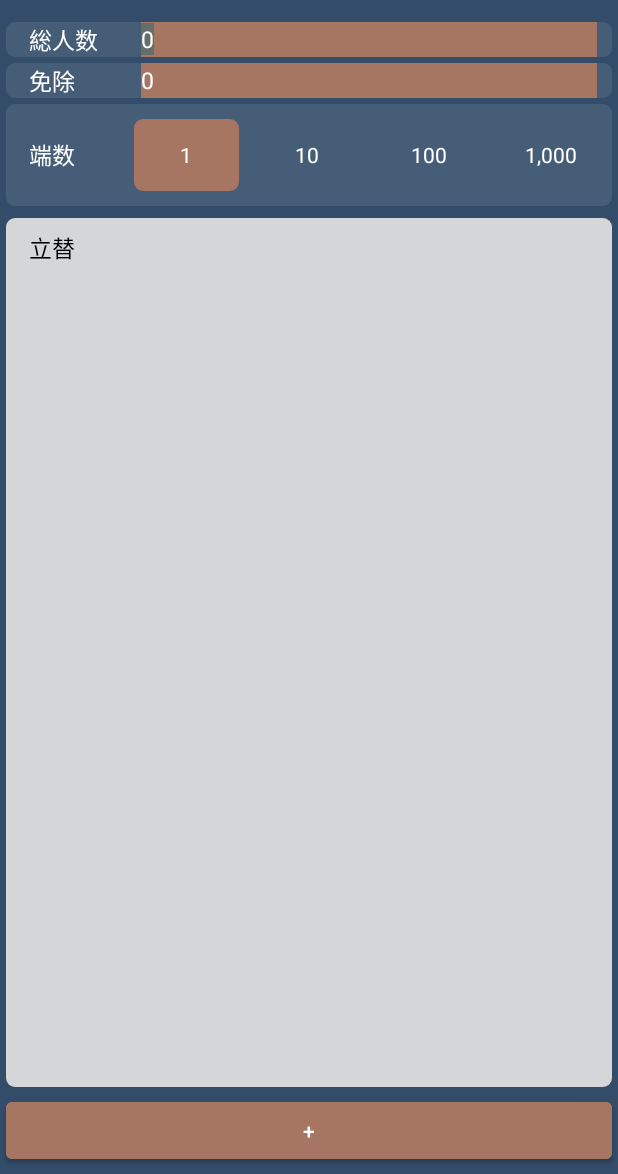
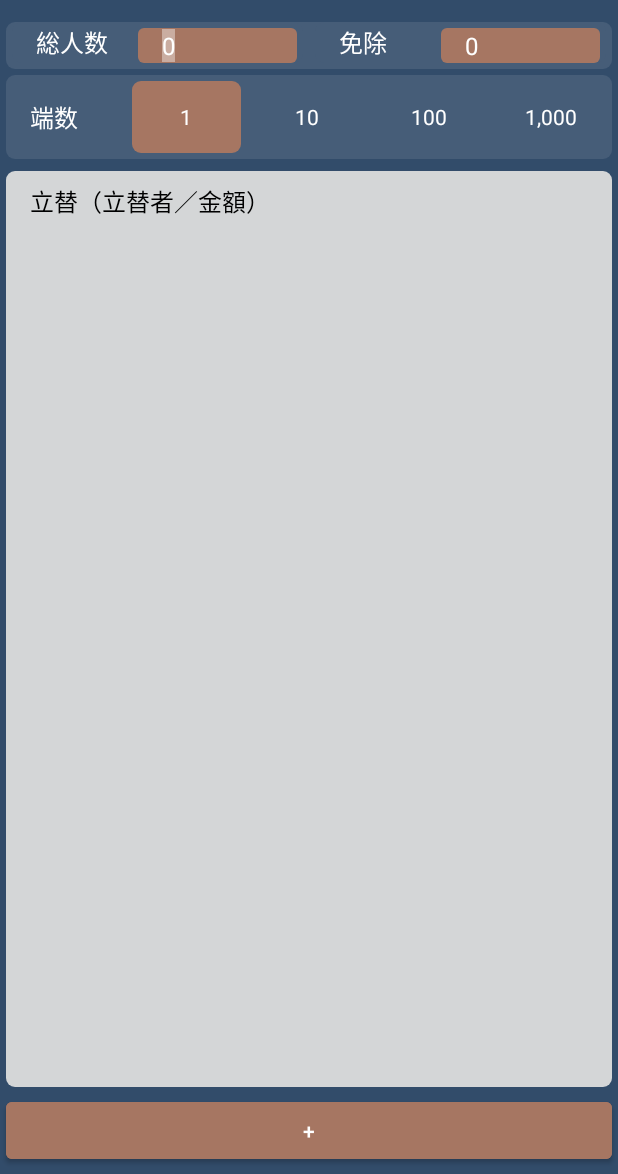
Before and after one commit to Moboko-Co/DutchPayCalc, an Android app: the screen it shows after launch (MainActivity), after a tap on "計算", on a phone screen of 412 x 824 dp, the part 62-1236 px from its top. Run offline under Robolectric (Android 15) with nearby library versions, the phone set to English and light mode, and no system bars.

Commit message:
210615 デザイン整理

```diff
--- a/app/src/main/java/com/moboko/myapplication/MainActivity.java
+++ b/app/src/main/java/com/moboko/myapplication/MainActivity.java
@@ -27,6 +27,7 @@ import android.widget.ListView;
 import android.widget.RadioGroup;
 import android.widget.Toast;
 
+import com.google.android.material.dialog.MaterialAlertDialogBuilder;
 import com.moboko.myapplication.entity.ItemList;
 import com.moboko.myapplication.entity.ResultsItemList;
 import com.moboko.myapplication.utils.CommonConsts;
@@ -63,12 +64,25 @@ public class MainActivity extends AppCompatActivity implements CalcFragment.Calc
                 //入力された値の取得
 
                 // 総人数
-                int allPeople = Integer.parseInt(String.valueOf(allPeopleEditText.getText()));
-                int ignorePeople = Integer.parseInt(String.valueOf(ignorePeopleEditText.getText()));
+                String allPeopleSt = String.valueOf(allPeopleEditText.getText());
+                String ignorePeopleSt = String.valueOf(ignorePeopleEditText.getText());
+
+                if(allPeopleSt.isEmpty()) allPeopleSt = "0";
+                if(ignorePeopleSt.isEmpty()) ignorePeopleSt = "0";
+                int allPeople = Integer.parseInt(allPeopleSt);
+                int ignorePeople = Integer.parseInt(ignorePeopleSt);
+
+                // 明細
+                ArrayList<ResultsItemList> resultsItemLists = new ArrayList<>();
+                int itemListCnt = adapter.getCount();
 
                 // 総人数 値チェック
                 if (allPeople == 0) {
                     ShowErrorToast.printErrorToast(this, RESULTS_ALL_PEOPLE, VALUE_ZERO);
+                    return true;
+                }
+                if(itemListCnt == 0){
+                    ShowErrorToast.printErrorToast(this, RESULTS_DETAIL, DETAIL_ZERO);
                     return true;
                 }
 
@@ -105,10 +119,6 @@ public class MainActivity extends AppCompatActivity implements CalcFragment.Calc
                         break;
                 }
 
-                // 明細
-                ArrayList<ResultsItemList> resultsItemLists = new ArrayList<>();
-                int itemListCnt = adapter.getCount();
-
                 // 明細取得
                 for (int i = 0; i < itemListCnt; i++) {
                     ItemList itemList = (ItemList) adapter.getItem(i);
@@ -129,7 +139,7 @@ public class MainActivity extends AppCompatActivity implements CalcFragment.Calc
                 intent.putExtra(RESULTS_DETAIL, resultsItemLists);
                 intent.putExtra(RESULTS_IGNORE_PEOPLE, ignorePeople);
 
-                new AlertDialog.Builder(MainActivity.this)
+                new MaterialAlertDialogBuilder(MainActivity.this)
                         .setTitle(ALERT_TITLE_RESULTS)
                         .setMessage(ALERT_MESSAGE_RESULTS)
                         .setPositiveButton(ALERT_YES, new DialogInterface.OnClickListener() {
--- a/app/src/main/java/com/moboko/myapplication/utils/ShowErrorToast.java
+++ b/app/src/main/java/com/moboko/myapplication/utils/ShowErrorToast.java
@@ -12,6 +12,9 @@ public class ShowErrorToast {
             case VALUE_ZERO:
                 errorMessage = errorParts + "に0は設定できません";
                 break;
+            case DETAIL_ZERO:
+                errorMessage = errorParts + "は1件以上設定してください";
+                break;
             case DETAIL_MAX:
                 errorMessage = ERROR_MAX_DETAIL;
                 break;
--- /dev/null
+++ b/app/src/main/res/drawable/et_round.xml
@@ -0,0 +1,15 @@
+<?xml version="1.0" encoding="utf-8"?>
+<selector xmlns:android="http://schemas.android.com/apk/res/android">
+    <item>
+
+        <shape android:shape="rectangle">
+            <corners
+                android:topLeftRadius="4dp"
+                android:topRightRadius="4dp"
+                android:bottomLeftRadius="4dp"
+                android:bottomRightRadius="4dp"
+                />
+            <solid android:color="@color/theme_c4" />
+        </shape>
+    </item>
+</selector>
--- a/app/src/main/res/layout/activity_main.xml
+++ b/app/src/main/res/layout/activity_main.xml
@@ -20,8 +20,14 @@
         android:layout_below="@id/tool_bar_main"
         android:background="?attr/colorPrimary"
         android:orientation="vertical">
+
+        <LinearLayout
+            style="@style/main_ll_head"
+            android:layout_marginHorizontal="4dp"
+            android:layout_marginBottom="4dp">
+
             <LinearLayout
-                style="@style/main_ll_head"
+                style="@style/main_ll_detail"
                 android:layout_marginHorizontal="4dp"
                 android:layout_marginBottom="4dp">
 
@@ -30,14 +36,16 @@
                     android:text="@string/all_people"></TextView>
 
                 <EditText
+                    android:id="@+id/all_people_et"
+                    style="@style/main_et_digit"
                     android:layout_width="match_parent"
                     android:layout_height="match_parent"
-                    android:id="@+id/all_people_et"
-                    style="@style/main_et_digit"
-                    android:layout_marginHorizontal="10dp"></EditText>
+                    android:layout_marginHorizontal="4dp"
+                    android:layout_marginTop="4dp"></EditText>
             </LinearLayout>
+
             <LinearLayout
-                style="@style/main_ll_head"
+                style="@style/main_ll_detail"
                 android:layout_marginHorizontal="4dp"
                 android:layout_marginBottom="4dp">
 
@@ -46,12 +54,14 @@
                     android:text="@string/ignore_people"></TextView>
 
                 <EditText
+                    android:id="@+id/ignore_people_et"
+                    style="@style/main_et_digit"
                     android:layout_width="match_parent"
                     android:layout_height="match_parent"
-                    android:id="@+id/ignore_people_et"
-                    style="@style/main_et_digit"
-                    android:layout_marginHorizontal="10dp"></EditText>
+                    android:layout_marginHorizontal="4dp"
+                    android:layout_marginTop="4dp"></EditText>
             </LinearLayout>
+        </LinearLayout>
 
         <LinearLayout
             style="@style/main_ll_head"
--- a/app/src/main/res/layout/item_view.xml
+++ b/app/src/main/res/layout/item_view.xml
@@ -7,9 +7,10 @@
     <Spinner
         android:layout_width="0dp"
         android:layout_weight="2"
-        android:layout_height="wrap_content"
+        android:layout_height="match_parent"
         android:spinnerMode="dialog"
-        android:backgroundTint="@color/black"
+        style="@style/mySpinnerStyle"
+        android:layout_margin="4dp"
         android:id="@+id/prepay_sp">
     </Spinner>
     <EditText
--- a/app/src/main/res/layout/payment_item_view.xml
+++ b/app/src/main/res/layout/payment_item_view.xml
@@ -9,12 +9,16 @@
         android:layout_weight="1"
         android:layout_height="match_parent"
         style="@style/iv_result"
+        android:background="@drawable/rt_round"
+        android:layout_margin="4dp"
         android:id="@+id/tv_from_pay_people">
     </TextView>
     <TextView
         android:layout_width="0dp"
         android:layout_weight="1"
         android:layout_height="match_parent"
+        android:background="@drawable/rt_round"
+        android:layout_margin="4dp"
         style="@style/iv_result"
         android:id="@+id/tv_to_pay_people">
     </TextView>
@@ -22,6 +26,8 @@
         android:layout_width="0dp"
         android:layout_weight="2"
         android:layout_height="match_parent"
+        android:background="@drawable/rt_round"
+        android:layout_margin="4dp"
         style="@style/iv_dig_result"
         android:id="@+id/tv_pay_price"/>
 </LinearLayout>
--- a/app/src/main/res/values/strings.xml
+++ b/app/src/main/res/values/strings.xml
@@ -20,7 +20,7 @@
     <string name="startCalc">計算</string>
     <string name="all_price">総額</string>
     <string name="all_people">総人数</string>
-    <string name="all_detail">立替</string>
+    <string name="all_detail">立替（立替者／金額）</string>
     <string name="one_price">一人</string>
     <string name="fraction_price">端数</string>
     <string name="pay_people">支払う人</string>
--- a/app/src/main/res/values/styles.xml
+++ b/app/src/main/res/values/styles.xml
@@ -4,8 +4,8 @@
     <style name="tv_main">
         <item name="android:layout_width">80dp</item>
         <item name="android:layout_height">match_parent</item>
-        <item name="android:textSize">15dp</item>
-        <item name="android:paddingLeft">15dp</item>
+        <item name="android:textSize">16dp</item>
+        <item name="android:paddingLeft">16dp</item>
         <item name="android:gravity">center_vertical</item>
         <item name="android:textColor">@color/white</item>
     </style>
@@ -14,7 +14,7 @@
         <item name="android:layout_weight">1</item>
         <item name="android:layout_width">0dp</item>
         <item name="android:layout_height">match_parent</item>
-        <item name="android:textSize">15dp</item>
+        <item name="android:textSize">16dp</item>
         <item name="android:gravity">center</item>
         <item name="android:textColor">@color/white</item>
         <item name="backgroundTint">@color/theme_c4</item>
@@ -24,7 +24,7 @@
         <item name="android:layout_weight">1</item>
         <item name="android:layout_width">0dp</item>
         <item name="android:layout_height">match_parent</item>
-        <item name="android:textSize">15dp</item>
+        <item name="android:textSize">16dp</item>
         <item name="android:gravity">center</item>
         <item name="android:textColor">@color/black</item>
         <item name="backgroundTint">@color/theme_c1</item>
@@ -35,7 +35,7 @@
         <item name="android:layout_weight">3</item>
         <item name="android:layout_height">match_parent</item>
         <item name="android:textSize">30dp</item>
-        <item name="android:paddingLeft">15dp</item>
+        <item name="android:paddingLeft">16dp</item>
         <item name="android:gravity">left|center_vertical</item>
         <item name="android:textColor">@color/white</item>
     </style>
@@ -48,8 +48,8 @@
     <style name="tv_result">
         <item name="android:layout_width">80dp</item>
         <item name="android:layout_height">match_parent</item>
-        <item name="android:textSize">15dp</item>
-        <item name="android:paddingLeft">15dp</item>
+        <item name="android:textSize">16dp</item>
+        <item name="android:paddingLeft">16dp</item>
         <item name="android:gravity">center_vertical</item>
         <item name="android:textColor">@color/white</item>
     </style>
@@ -59,7 +59,7 @@
         <item name="android:layout_weight">1</item>
         <item name="android:layout_height">0dp</item>
         <item name="android:textSize">20dp</item>
-        <item name="android:paddingLeft">15dp</item>
+        <item name="android:paddingLeft">16dp</item>
         <item name="android:gravity">left|center_vertical</item>
         <item name="android:textColor">@color/white</item>
     </style>
@@ -67,31 +67,37 @@
     <style name="tv_dig_result">
         <item name="android:layout_width">match_parent</item>
         <item name="android:layout_height">match_parent</item>
-        <item name="android:textSize">15dp</item>
-        <item name="android:paddingRight">15dp</item>
+        <item name="android:textSize">16dp</item>
+        <item name="android:paddingRight">16dp</item>
         <item name="android:gravity">right|center_vertical</item>
         <item name="android:textColor">@color/white</item>
     </style>
 
     <style name="iv_result">
-        <item name="android:textSize">15dp</item>
-        <item name="android:paddingLeft">15dp</item>
-        <item name="android:gravity">center_vertical</item>
-        <item name="android:textColor">@color/black</item>
+        <item name="android:layout_width">0dp</item>
+        <item name="android:layout_weight">1</item>
+        <item name="android:layout_height">match_parent</item>
+        <item name="android:textSize">16dp</item>
+        <item name="android:gravity">center</item>
+        <item name="android:textColor">@color/white</item>
+
     </style>
 
     <style name="iv_dig_result">
-        <item name="android:textSize">15dp</item>
-        <item name="android:paddingRight">15dp</item>
+        <item name="android:layout_width">0dp</item>
+        <item name="android:layout_weight">1</item>
+        <item name="android:layout_height">match_parent</item>
+        <item name="android:textSize">16dp</item>
+        <item name="android:paddingRight">16dp</item>
         <item name="android:gravity">right|center_vertical</item>
-        <item name="android:textColor">@color/black</item>
+        <item name="android:textColor">@color/white</item>
     </style>
 
     <style name="tv_headline">
         <item name="android:layout_width">match_parent</item>
         <item name="android:layout_height">40dp</item>
-        <item name="android:textSize">15dp</item>
-        <item name="android:paddingLeft">15dp</item>
+        <item name="android:textSize">16dp</item>
+        <item name="android:paddingLeft">16dp</item>
         <item name="android:gravity">center_vertical</item>
         <item name="android:textColor">@color/black</item>
     </style>
@@ -100,6 +106,14 @@
         <item name="android:layout_width">match_parent</item>
         <item name="android:layout_height">0dp</item>
         <item name="android:layout_weight">1</item>
+        <item name="android:orientation">horizontal</item>
+        <item name="android:background">@drawable/tv_round</item>
+    </style>
+
+    <style name="main_ll_detail">
+        <item name="android:layout_width">0dp</item>
+        <item name="android:layout_weight">1</item>
+        <item name="android:layout_height">match_parent</item>
         <item name="android:orientation">horizontal</item>
         <item name="android:background">@drawable/tv_round</item>
     </style>
@@ -114,12 +128,13 @@
 
     <style name="main_et_digit">
         <item name="android:digits">"0123456789"</item>
-        <item name="android:background">@color/theme_c4</item>
-        <item name="android:textSize">15dp</item>
+        <item name="android:background">@drawable/et_round</item>
+        <item name="android:textSize">16dp</item>
         <item name="android:textColor">@color/white</item>
         <item name="android:inputType">number</item>
         <item name="android:maxLength">7</item>
         <item name="android:selectAllOnFocus">true</item>
+        <item name="android:paddingLeft">16dp</item>
     </style>
 
     <style name="main_ll_bottom">
@@ -143,10 +158,10 @@
         <item name="android:layout_weight">1</item>
         <item name="android:layout_width">0dp</item>
         <item name="android:layout_height">match_parent</item>
-        <item name="android:layout_marginLeft">5dp</item>
-        <item name="android:layout_marginRight">5dp</item>
-        <item name="android:layout_marginTop">10dp</item>
-        <item name="android:layout_marginBottom">10dp</item>
+        <item name="android:layout_marginLeft">4dp</item>
+        <item name="android:layout_marginRight">4dp</item>
+        <item name="android:layout_marginTop">4dp</item>
+        <item name="android:layout_marginBottom">4dp</item>
         <item name="android:textColor">@color/white</item>
         <item name="android:button">@null</item>
         <item name="android:gravity">center</item>
@@ -157,20 +172,18 @@
         <item name="colorPrimary">@color/theme_c2</item>
         <item name="colorPrimaryVariant">@color/theme_c3</item>
         <item name="colorOnPrimary">@color/white</item>
-        <item name="colorSecondary">@color/theme_a3</item>
+        <item name="colorSecondary">@color/white</item>
         <item name="colorSecondaryVariant">@color/theme_a4</item>
         <item name="colorOnSecondary">@color/white</item>
         <item name="android:colorBackground" tools:targetApi="l">@color/theme_c2</item>
         <item name="colorOnBackground">@color/theme_c3</item>
-        <item name="colorSurface">@color/theme_c3</item>
-        <item name="colorOnSurface">@color/theme_c3</item>
+        <item name="colorSurface">@color/white</item>
+        <item name="colorOnSurface">@color/theme_c2</item>
         <item name="colorError">@color/theme_c3</item>
         <item name="colorOnError">@color/theme_c3</item>
 
         <item name="statusBarBackground">@color/theme_c2</item>
         <item name="android:statusBarColor" tools:targetApi="l">?attr/statusBarBackground</item>
-
-
     </style>
 
     <!-- Base application theme. -->
@@ -190,4 +203,10 @@
                 <item name="android:statusBarColor" tools:targetApi="l">#212121</item>
     </style>
 
+    <style parent="@android:style/Widget.Spinner" name="mySpinnerStyle">
+        <item name="android:background">@drawable/et_round</item>
+        <item name="android:textColor">@color/white</item>
+        <item name="android:textSize">16dp</item>
+    </style>
+
 </resources>
```
Also changed, not shown: app/src/main/java/com/moboko/myapplication/view/PrePayAdapter.java (+9 -6 lines), app/src/main/res/drawable/rt_round.xml (added, +8 -0 lines), app/src/main/res/layout/custom_spinner.xml (added, +12 -0 lines), app/src/main/res/layout/custom_spinner_dropdown.xml (added, +15 -0 lines), app/src/main/res/layout/results_item_view.xml (+10 -11 lines).
